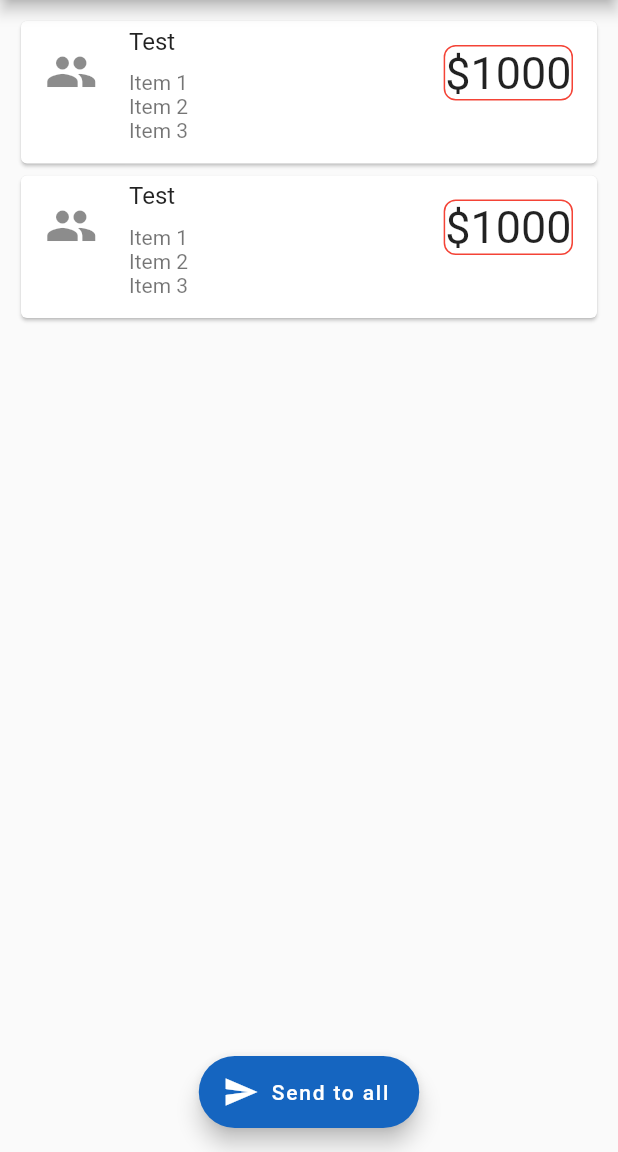
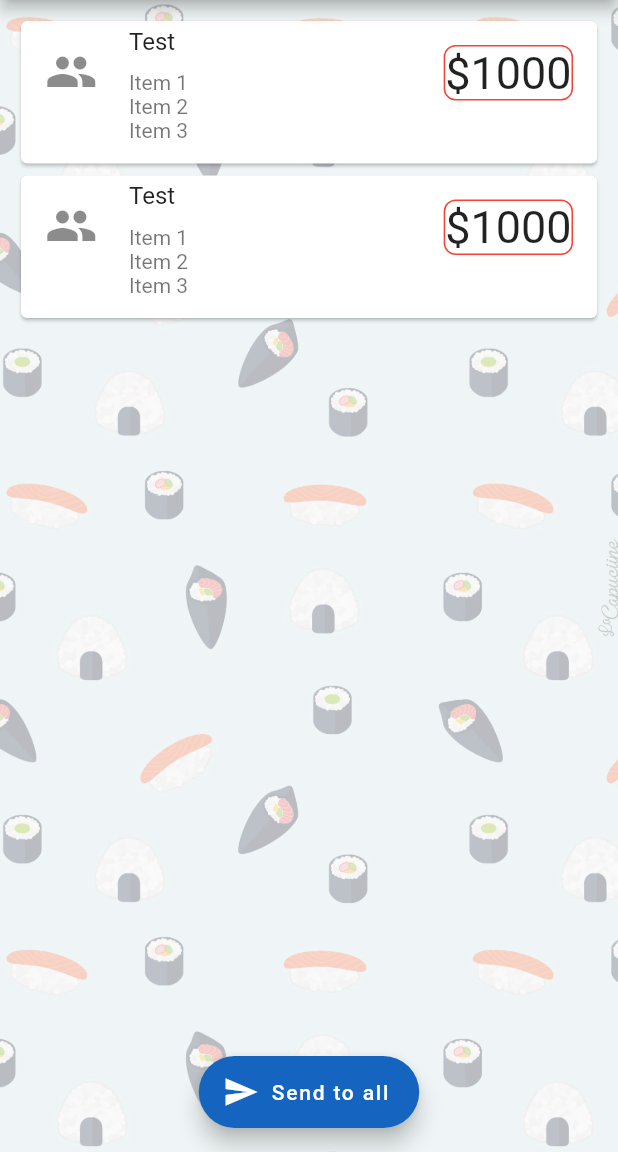
Before and after one commit to Lucria/Orbital2019_QuickDiv, a Flutter app: the ReviewPage screen opened by its route, on a phone screen of 412 x 824 dp, the part 84-1236 px from its top. Run offline on Flutter 3.47's test engine with Material 2 defaults, Android fonts, the phone set to English and light mode, and no system bars; our stand-ins replace contacts_service, image_picker, permission_handler, rflutter_alert; missing offline and left inert: animated_floatactionbuttons, grouped_buttons.

Commit message:
[Fix] Added background image for review page

```diff
--- a/lib/pages/review_page.dart
+++ b/lib/pages/review_page.dart
@@ -1,4 +1,5 @@
 import 'package:flutter/material.dart';
+import '../widget/background.dart';
 
 class ReviewPage extends StatelessWidget {
   Widget _inCard() {
@@ -46,6 +47,7 @@ class ReviewPage extends StatelessWidget {
         title: Text('QuickDiv'),
       ),
       body: Container(
+         decoration: BackgroundImage.myBoxDecoration(),
         padding: EdgeInsets.all(10.0),
         child: Column(
           children: <Widget>[
--- a/lib/pages/splash_page.dart
+++ b/lib/pages/splash_page.dart
@@ -12,7 +12,7 @@ class _SplashScreenState extends State<SplashScreen> {
   @override
   void initState() {
     super.initState();
-    Timer(Duration(seconds: 2),
+    Timer(Duration(seconds: 1),
         () => Navigator.pushReplacementNamed(context, '/home'));
   }
 
```
